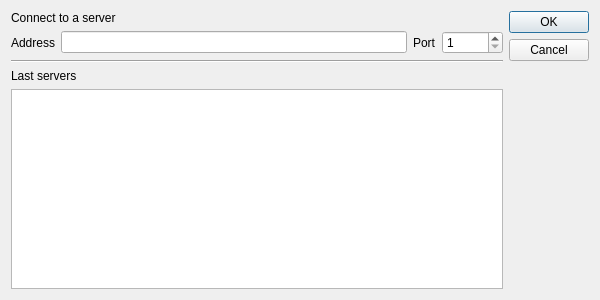
Qt form src/gui/ui/ConnectDialog.ui (Glyca/RunicOrbs) before a commit.
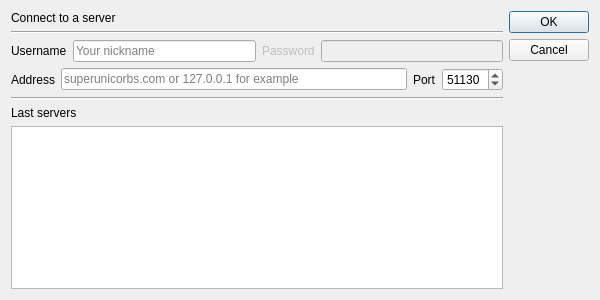
The same form after that commit.

Patch:
```diff
--- a/src/gui/ui/ConnectDialog.ui
+++ b/src/gui/ui/ConnectDialog.ui
@@ -27,6 +27,51 @@
        </property>
       </widget>
      </item>
+     <item>
+      <widget class="Line" name="line2">
+       <property name="orientation">
+        <enum>Qt::Horizontal</enum>
+       </property>
+      </widget>
+     </item>
+     <item>
+      <layout class="QHBoxLayout" name="nameHorizontalLayout">
+       <item>
+        <widget class="QLabel" name="nameLabel">
+         <property name="text">
+          <string>Username</string>
+         </property>
+        </widget>
+       </item>
+       <item>
+        <widget class="QLineEdit" name="nameLineEdit">
+         <property name="placeholderText">
+          <string>Your nickname</string>
+         </property>
+        </widget>
+       </item>
+       <item>
+        <widget class="QLabel" name="passwordLabel">
+         <property name="enabled">
+          <bool>false</bool>
+         </property>
+         <property name="text">
+          <string>Password</string>
+         </property>
+        </widget>
+       </item>
+       <item>
+        <widget class="QLineEdit" name="passwordLineEdit">
+         <property name="enabled">
+          <bool>false</bool>
+         </property>
+         <property name="echoMode">
+          <enum>QLineEdit::Password</enum>
+         </property>
+        </widget>
+       </item>
+      </layout>
+     </item>
      <item>
       <layout class="QHBoxLayout" name="mainHorizontalLayout">
        <item>
@@ -37,7 +82,11 @@
         </widget>
        </item>
        <item>
-        <widget class="QLineEdit" name="lineEdit"/>
+        <widget class="QLineEdit" name="adressLineEdit">
+         <property name="placeholderText">
+          <string>superunicorbs.com or 127.0.0.1 for example</string>
+         </property>
+        </widget>
        </item>
        <item>
         <widget class="QLabel" name="portLabel">
@@ -54,6 +103,9 @@
          <property name="maximum">
           <number>65536</number>
          </property>
+         <property name="value">
+          <number>51130</number>
+         </property>
         </widget>
        </item>
       </layout>
```
